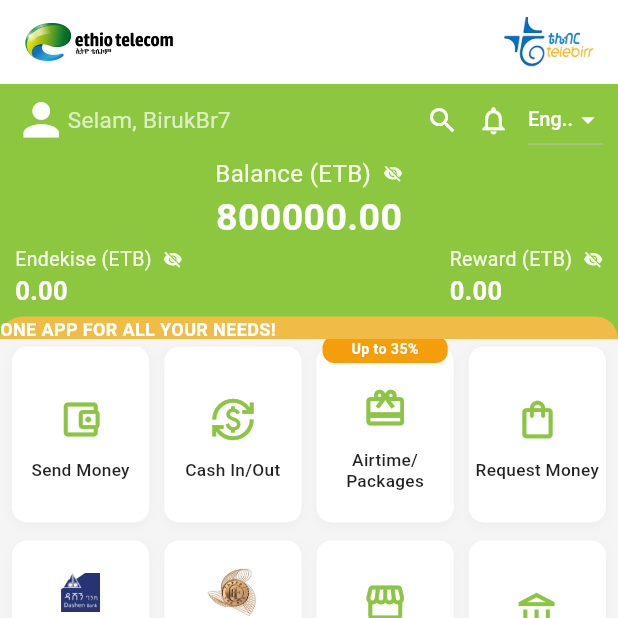
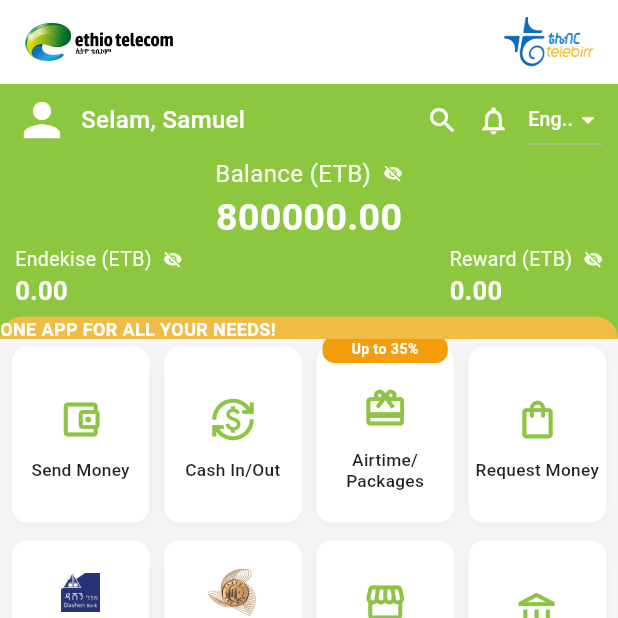
Before and after one commit to birukbr7/Telebirr-clone-by-biruk, a Flutter app: the screen it shows after launch, on a phone screen of 412 x 824 dp, the top half of it. Run offline on Flutter 3.47's test engine with Material 3 defaults, Android fonts, the phone set to English and light mode, and no system bars; drawn by our look-alikes of carousel_slider, dots_indicator, marquee; our stand-ins replace font_awesome_flutter, google_fonts.

Commit message:
Modify user introduction and icon size
Updated user introduction text and adjusted styles.

```diff
--- a/lib/widgets/user_introduction.dart
+++ b/lib/widgets/user_introduction.dart
@@ -12,13 +12,15 @@ class UserIntroduction extends StatelessWidget {
         Icon(
           Icons.person,
           color: Colors.white,
-          size: 35,
+          size: 36,
         ),
+        SizedBox(width: 8),
         Text(
-          'Selam, BirukBr7',
+          'Selam, Samuel',
           style: TextStyle(
-            color: Colors.white70,
-            fontSize: 15,
+            color: Colors.white,
+            fontSize: 16,
+            fontWeight: FontWeight.w500,
           ),
         ),
       ],
```
